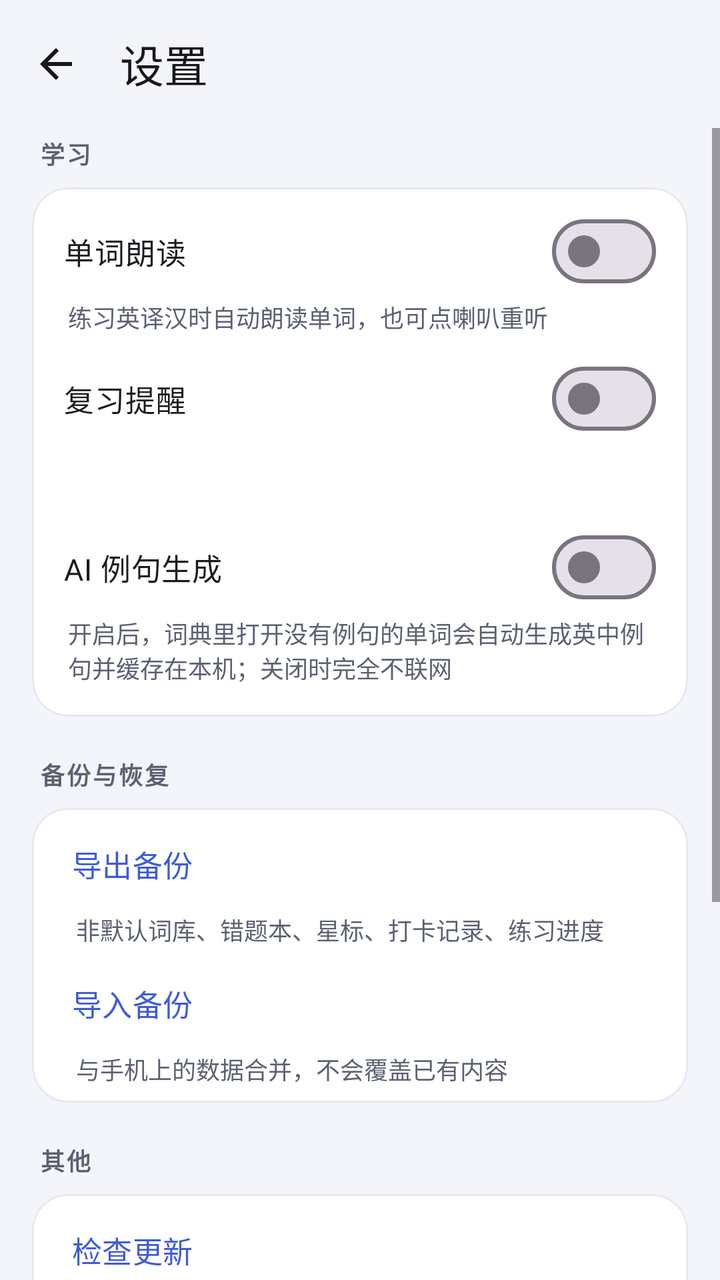
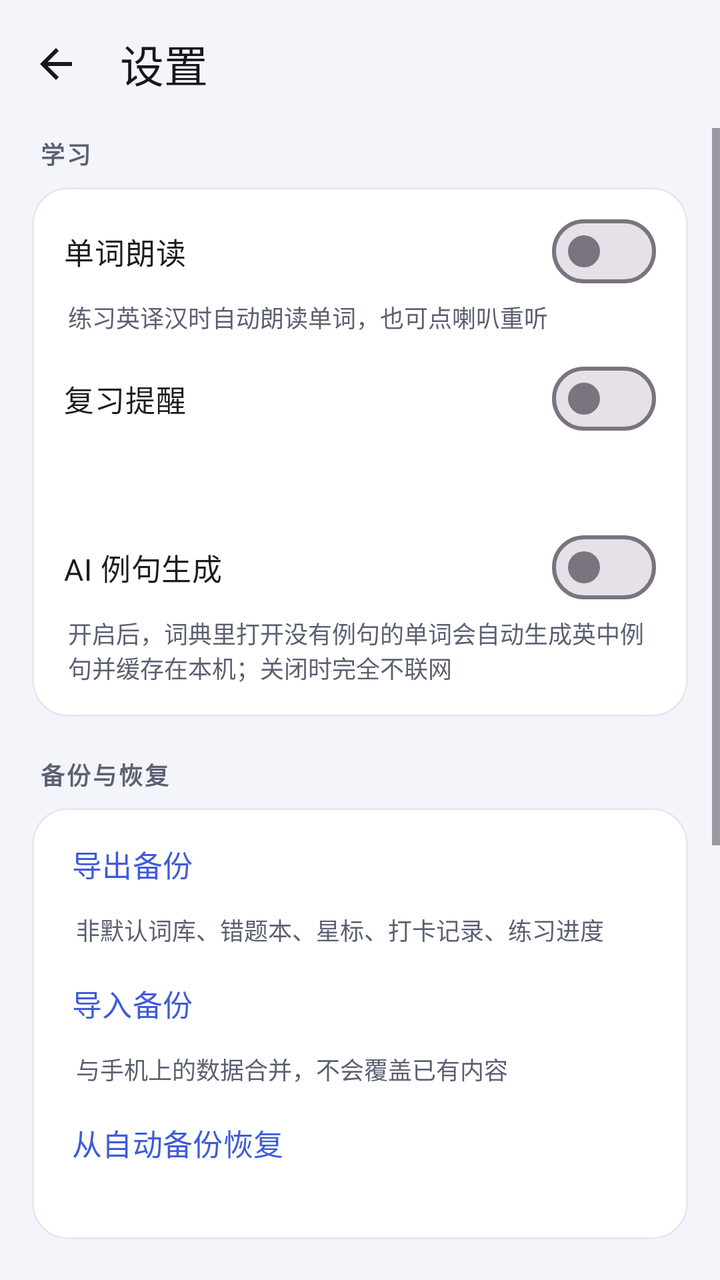

Before-and-after screenshots of an Android layout around one commit, followed by the original layout XML and the change that was made.
<!-- AndroidManifest.xml: application theme Theme.WordDrill -->
<!-- res/layout/activity_settings.xml -->
<?xml version="1.0" encoding="utf-8"?>
<LinearLayout xmlns:android="http://schemas.android.com/apk/res/android"
    xmlns:app="http://schemas.android.com/apk/res-auto"
    android:id="@+id/root"
    android:layout_width="match_parent"
    android:layout_height="match_parent"
    android:background="@color/bg"
    android:orientation="vertical">

    <com.google.android.material.appbar.MaterialToolbar
        android:id="@+id/toolbar"
        style="@style/Toolbar.WordDrill"
        android:layout_width="match_parent"
        android:layout_height="?attr/actionBarSize"
        app:navigationIcon="@drawable/ic_arrow_back"
        app:title="@string/title_settings" />

    <ScrollView
        android:layout_width="match_parent"
        android:layout_height="0dp"
        android:layout_weight="1"
        android:fillViewport="true">

        <LinearLayout
            android:layout_width="match_parent"
            android:layout_height="wrap_content"
            android:orientation="vertical"
            android:paddingStart="16dp"
            android:paddingTop="4dp"
            android:paddingEnd="16dp"
            android:paddingBottom="24dp">

            <TextView
                style="@style/Text.SectionLabel"
                android:layout_width="wrap_content"
                android:layout_height="wrap_content"
                android:layout_marginStart="4dp"
                android:text="@string/settings_section_study" />

            <com.google.android.material.card.MaterialCardView
                android:layout_width="match_parent"
                android:layout_height="wrap_content"
                android:layout_marginTop="8dp"
                app:cardBackgroundColor="@color/surface"
                app:cardCornerRadius="18dp"
                app:cardElevation="0dp"
                app:strokeColor="@color/divider"
                app:strokeWidth="1dp">

                <LinearLayout
                    android:layout_width="match_parent"
                    android:layout_height="wrap_content"
                    android:orientation="vertical"
                    android:paddingStart="16dp"
                    android:paddingTop="8dp"
                    android:paddingEnd="16dp"
                    android:paddingBottom="8dp">

                    <com.google.android.material.materialswitch.MaterialSwitch
                        android:id="@+id/swTts"
                        android:layout_width="match_parent"
                        android:layout_height="wrap_content"
                        android:minHeight="48dp"
                        android:text="@string/settings_tts_title"
                        android:textSize="15sp" />

                    <TextView
                        android:layout_width="match_parent"
                        android:layout_height="wrap_content"
                        android:layout_marginStart="2dp"
                        android:layout_marginBottom="8dp"
                        android:text="@string/settings_tts_desc"
                        android:textColor="@color/text_secondary"
                        android:textSize="12sp" />

                    <com.google.android.material.materialswitch.MaterialSwitch
                        android:id="@+id/swReminder"
                        android:layout_width="match_parent"
                        android:layout_height="wrap_content"
                        android:minHeight="48dp"
                        android:text="@string/settings_reminder"
                        android:textSize="15sp" />

                    <TextView
                        android:id="@+id/tvReminderTime"
                        android:layout_width="match_parent"
                        android:layout_height="wrap_content"
                        android:layout_marginStart="2dp"
                        android:layout_marginBottom="8dp"
                        android:background="?attr/selectableItemBackground"
                        android:paddingTop="6dp"
                        android:paddingBottom="6dp"
                        android:textColor="@color/text_secondary"
                        android:textSize="12sp" />

                    <com.google.android.material.materialswitch.MaterialSwitch
                        android:id="@+id/swExampleAi"
                        android:layout_width="match_parent"
                        android:layout_height="wrap_content"
                        android:minHeight="48dp"
                        android:text="@string/settings_example_ai"
                        android:textSize="15sp" />

                    <TextView
                        android:layout_width="match_parent"
                        android:layout_height="wrap_content"
                        android:layout_marginStart="2dp"
                        android:layout_marginBottom="8dp"
                        android:text="@string/settings_example_ai_desc"
                        android:textColor="@color/text_secondary"
                        android:textSize="12sp" />
                </LinearLayout>
            </com.google.android.material.card.MaterialCardView>

            <TextView
                style="@style/Text.SectionLabel"
                android:layout_width="wrap_content"
                android:layout_height="wrap_content"
                android:layout_marginTop="20dp"
                android:layout_marginStart="4dp"
                android:text="@string/settings_backup" />

            <com.google.android.material.card.MaterialCardView
                android:layout_width="match_parent"
                android:layout_height="wrap_content"
                android:layout_marginTop="8dp"
                app:cardBackgroundColor="@color/surface"
                app:cardCornerRadius="18dp"
                app:cardElevation="0dp"
                app:strokeColor="@color/divider"
                app:strokeWidth="1dp">

                <LinearLayout
                    android:layout_width="match_parent"
                    android:layout_height="wrap_content"
                    android:orientation="vertical"
                    android:paddingStart="8dp"
                    android:paddingTop="4dp"
                    android:paddingEnd="8dp"
                    android:paddingBottom="4dp">

                    <com.google.android.material.button.MaterialButton
                        android:id="@+id/btnExport"
                        style="@style/Widget.Material3.Button.TextButton"
                        android:layout_width="match_parent"
                        android:layout_height="wrap_content"
                        android:gravity="start|center_vertical"
                        android:text="@string/settings_export"
                        android:textSize="15sp" />

                    <TextView
                        android:layout_width="match_parent"
                        android:layout_height="wrap_content"
                        android:layout_marginStart="14dp"
                        android:layout_marginBottom="4dp"
                        android:text="@string/settings_export_desc"
                        android:textColor="@color/text_secondary"
                        android:textSize="12sp" />

                    <com.google.android.material.button.MaterialButton
                        android:id="@+id/btnImport"
                        style="@style/Widget.Material3.Button.TextButton"
                        android:layout_width="match_parent"
                        android:layout_height="wrap_content"
                        android:gravity="start|center_vertical"
                        android:text="@string/settings_import"
                        android:textSize="15sp" />

                    <TextView
                        android:layout_width="match_parent"
                        android:layout_height="wrap_content"
                        android:layout_marginStart="14dp"
                        android:layout_marginBottom="4dp"
                        android:text="@string/settings_import_desc"
                        android:textColor="@color/text_secondary"
                        android:textSize="12sp" />
                </LinearLayout>
            </com.google.android.material.card.MaterialCardView>

            <TextView
                style="@style/Text.SectionLabel"
                android:layout_width="wrap_content"
                android:layout_height="wrap_content"
                android:layout_marginTop="20dp"
                android:layout_marginStart="4dp"
                android:text="@string/settings_section_other" />

            <com.google.android.material.card.MaterialCardView
                android:layout_width="match_parent"
                android:layout_height="wrap_content"
                android:layout_marginTop="8dp"
                app:cardBackgroundColor="@color/surface"
                app:cardCornerRadius="18dp"
                app:cardElevation="0dp"
                app:strokeColor="@color/divider"
                app:strokeWidth="1dp">

                <LinearLayout
                    android:layout_width="match_parent"
                    android:layout_height="wrap_content"
                    android:orientation="vertical"
                    android:paddingStart="8dp"
                    android:paddingTop="4dp"
                    android:paddingEnd="8dp"
                    android:paddingBottom="4dp">

                    <com.google.android.material.button.MaterialButton
                        android:id="@+id/btnCheckUpdate"
                        style="@style/Widget.Material3.Button.TextButton"
                        android:layout_width="match_parent"
                        android:layout_height="wrap_content"
                        android:gravity="start|center_vertical"
                        android:text="@string/settings_check_update"
                        android:textSize="15sp" />

                    <TextView
                        android:layout_width="match_parent"
                        android:layout_height="wrap_content"
                        android:layout_marginStart="14dp"
                        android:layout_marginBottom="4dp"
                        android:text="@string/settings_update_desc"
                        android:textColor="@color/text_secondary"
                        android:textSize="12sp" />

                    <com.google.android.material.button.MaterialButton
                        android:id="@+id/btnSmartParseUrl"
                        style="@style/Widget.Material3.Button.TextButton"
                        android:layout_width="match_parent"
                        android:layout_height="wrap_content"
                        android:gravity="start|center_vertical"
                        android:text="@string/settings_smart_parse"
                        android:textSize="15sp" />

                    <TextView
                        android:id="@+id/tvSmartParseUrl"
                        android:layout_width="match_parent"
                        android:layout_height="wrap_content"
                        android:layout_marginStart="14dp"
                        android:layout_marginBottom="4dp"
                        android:textColor="@color/text_secondary"
                        android:textSize="12sp" />

                    <com.google.android.material.button.MaterialButton
                        android:id="@+id/btnAbout"
                        style="@style/Widget.Material3.Button.TextButton"
                        android:layout_width="match_parent"
                        android:layout_height="wrap_content"
                        android:gravity="start|center_vertical"
                        android:text="@string/settings_about"
                        android:textSize="15sp" />

                    <com.google.android.material.button.MaterialButton
                        android:id="@+id/btnPrivacy"
                        style="@style/Widget.Material3.Button.TextButton"
                        android:layout_width="match_parent"
                        android:layout_height="wrap_content"
                        android:gravity="start|center_vertical"
                        android:text="@string/settings_privacy"
                        android:textSize="15sp" />

                    <TextView
                        android:layout_width="match_parent"
                        android:layout_height="wrap_content"
                        android:layout_marginStart="14dp"
                        android:layout_marginBottom="4dp"
                        android:text="@string/settings_privacy_desc"
                        android:textColor="@color/text_secondary"
                        android:textSize="12sp" />
                </LinearLayout>
            </com.google.android.material.card.MaterialCardView>

            <TextView
                android:id="@+id/tvVersion"
                android:layout_width="match_parent"
                android:layout_height="wrap_content"
                android:layout_marginTop="20dp"
                android:gravity="center"
                android:textColor="@color/text_hint"
                android:textSize="12sp" />
        </LinearLayout>
    </ScrollView>
</LinearLayout>
<!-- resources referenced by this layout -->
<resources>
  <color name="bg">#F4F5FA</color>
  <color name="divider">#E6E8F0</color>
  <color name="surface">#FFFFFF</color>
  <color name="text_hint">#9AA0B0</color>
  <color name="text_secondary">#5B6172</color>
  <!-- drawable ic_arrow_back (drawable) -->
  <?xml version="1.0" encoding="utf-8"?>
  <vector xmlns:android="http://schemas.android.com/apk/res/android"
      android:width="24dp"
      android:height="24dp"
      android:viewportWidth="24"
      android:viewportHeight="24">
      <path
          android:fillColor="#FFFFFF"
          android:pathData="M20,11H7.83l5.59,-5.59L12,4l-8,8 8,8 1.41,-1.41L7.83,13H20v-2z" />
  </vector>
  <string name="settings_about">关于</string>
  <string name="settings_backup">备份与恢复</string>
  <string name="settings_check_update">检查更新</string>
  <string name="settings_example_ai">AI 例句生成</string>
  <string name="settings_example_ai_desc">开启后，词典里打开没有例句的单词会自动生成英中例句并缓存在本机；关闭时完全不联网</string>
  <string name="settings_export">导出备份</string>
  <string name="settings_export_desc">非默认词库、错题本、星标、打卡记录、练习进度</string>
  <string name="settings_import">导入备份</string>
  <string name="settings_import_desc">与手机上的数据合并，不会覆盖已有内容</string>
  <string name="settings_privacy">隐私政策</string>
  <string name="settings_privacy_desc">本应用收集哪些信息、什么时候联网</string>
  <string name="settings_reminder">复习提醒</string>
  <string name="settings_section_other">其他</string>
  <string name="settings_section_study">学习</string>
  <string name="settings_smart_parse">智能解析服务地址</string>
  <string name="settings_tts_desc">练习英译汉时自动朗读单词，也可点喇叭重听</string>
  <string name="settings_tts_title">单词朗读</string>
  <string name="settings_update_desc">启动时自动检查；有新版本可在应用内直接下载并安装</string>
  <string name="title_settings">设置</string>
  <style name="Text.SectionLabel" parent="">
          <item name="android:textSize">12sp</item>
          <item name="android:textColor">@color/text_secondary</item>
          <item name="android:letterSpacing">0.08</item>
          <item name="android:textStyle">bold</item>
      </style>
  <style name="Toolbar.WordDrill" parent="Widget.Material3.Toolbar">
          <item name="android:background">@color/bg</item>
          <item name="titleTextColor">@color/text_primary</item>
          <item name="subtitleTextColor">@color/text_secondary</item>
          <item name="navigationIconTint">@color/text_primary</item>
      </style>
  <style name="Theme.WordDrill" parent="Theme.Material3.DayNight.NoActionBar">
          <item name="colorPrimary">@color/brand</item>
          <item name="colorOnPrimary">@color/white</item>
          <item name="colorPrimaryContainer">@color/brand_container</item>
          <item name="colorOnPrimaryContainer">@color/brand_dark</item>
          <item name="colorSecondary">@color/accent</item>
          <item name="colorSurface">@color/surface</item>
          <item name="android:colorBackground">@color/bg</item>
          <item name="android:windowBackground">@color/bg</item>
          <item name="android:statusBarColor">@color/bg</item>
          <item name="android:navigationBarColor">@color/bg</item>
          <item name="android:windowLightStatusBar">@bool/light_status_bar</item>
      </style>
  <color name="text_primary">#17181C</color>
  <color name="brand">#3F5BD9</color>
  <color name="white">#FFFFFF</color>
  <color name="brand_container">#E4E9FF</color>
  <color name="brand_dark">#1D2B6B</color>
  <color name="accent">#F2A03D</color>
</resources>

<!-- the commit's change to res/layout/activity_settings.xml (unified diff, before → after) -->
@@ -174,6 +174,24 @@
                         android:text="@string/settings_import_desc"
                         android:textColor="@color/text_secondary"
                         android:textSize="12sp" />
+
+                    <com.google.android.material.button.MaterialButton
+                        android:id="@+id/btnRestoreAuto"
+                        style="@style/Widget.Material3.Button.TextButton"
+                        android:layout_width="match_parent"
+                        android:layout_height="wrap_content"
+                        android:gravity="start|center_vertical"
+                        android:text="@string/settings_restore_auto"
+                        android:textSize="15sp" />
+
+                    <TextView
+                        android:id="@+id/tvAutoBackupTime"
+                        android:layout_width="match_parent"
+                        android:layout_height="wrap_content"
+                        android:layout_marginStart="14dp"
+                        android:layout_marginBottom="4dp"
+                        android:textColor="@color/text_secondary"
+                        android:textSize="12sp" />
                 </LinearLayout>
             </com.google.android.material.card.MaterialCardView>
 
<!-- resource entries referenced after the edit -->
@@ -28,6 +28,7 @@
   <string name="settings_privacy">隐私政策</string>
   <string name="settings_privacy_desc">本应用收集哪些信息、什么时候联网</string>
   <string name="settings_reminder">复习提醒</string>
+  <string name="settings_restore_auto">从自动备份恢复</string>
   <string name="settings_section_other">其他</string>
   <string name="settings_section_study">学习</string>
   <string name="settings_smart_parse">智能解析服务地址</string>
